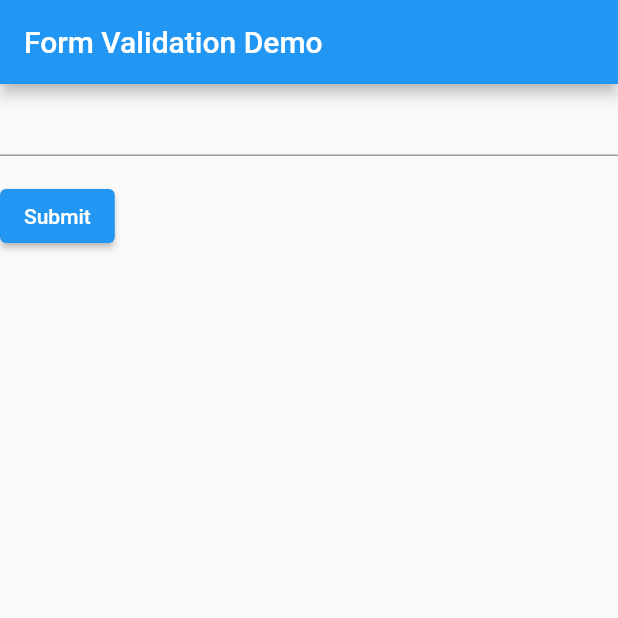
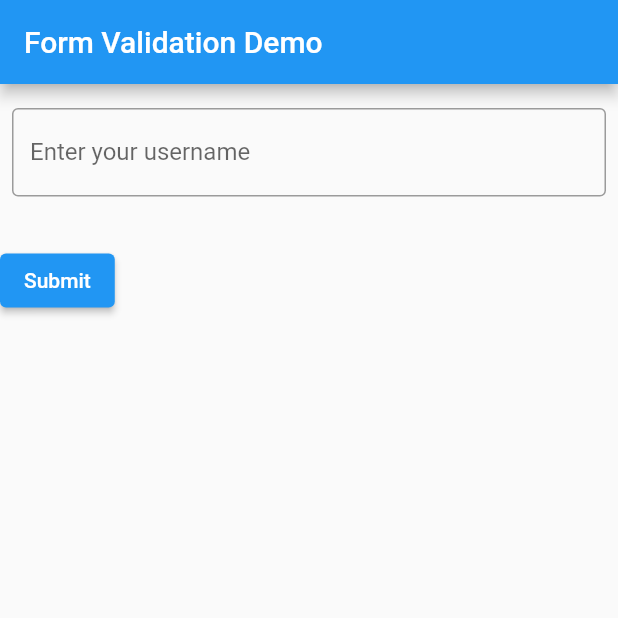
Before and after one commit to MishaAkram/flutter-forms, a Flutter app: the screen it shows after launch, on a phone screen of 412 x 824 dp, the top half of it. Run offline on Flutter 3.47's test engine with Material 2 defaults, Android fonts, the phone set to English and light mode, and no system bars.

Commit message:
added style to text field

```diff
--- a/lib/main.dart
+++ b/lib/main.dart
@@ -36,13 +36,21 @@ class _MyCustomFormState extends State<MyCustomForm> {
       child: Column(
         crossAxisAlignment: CrossAxisAlignment.start,
         children: <Widget>[
-          TextFormField(
+          Padding(
+            padding: EdgeInsets.symmetric(horizontal: 8, vertical: 16),
+            child: TextFormField(
               validator: (value) {
                 if (value == null || value.isEmpty) {
                   return "please enter some text";
                 }
                 return null;
               },
+              decoration: InputDecoration(
+                border: OutlineInputBorder(),
+                // hintText: "Enter a search term",
+                labelText: "Enter your username",
+              ),
+            ),
           ),
           Padding(
               padding: const EdgeInsets.symmetric(vertical: 16.0),
```
Lines whose indentation alone changed are shown as unchanged.
